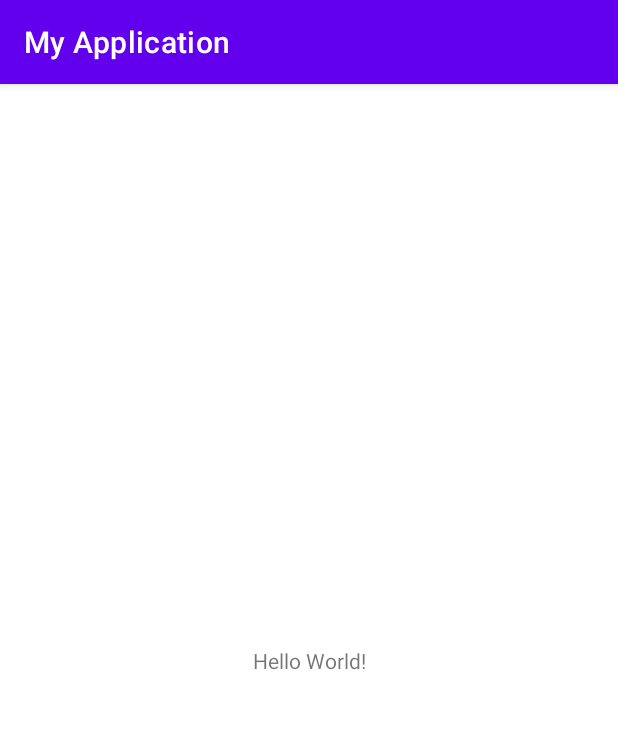
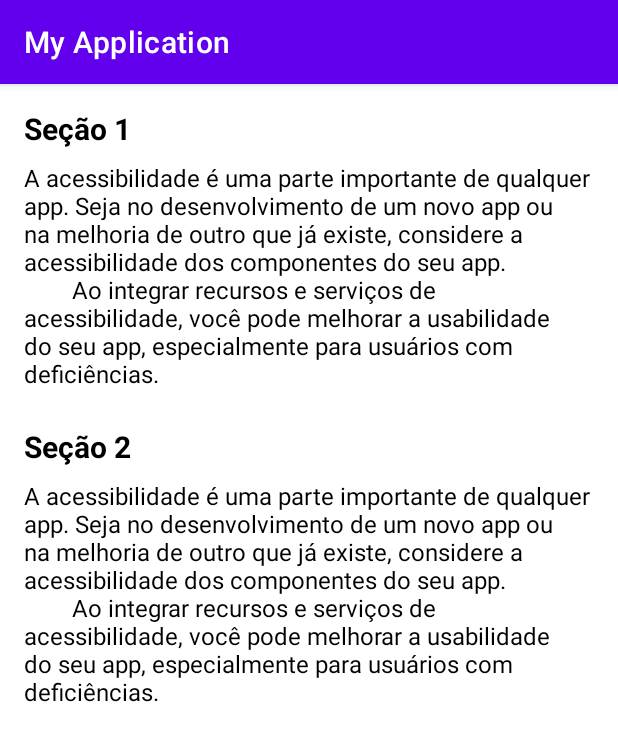
Before and after one commit to vclopes/example, an Android app: the screen it shows after launch (MainActivity), on a phone screen of 412 x 824 dp. Shown: the top 741 px of the screen. Run offline under Robolectric (Android 15) with nearby library versions, the phone set to English and light mode, and no system bars.

Commit message:
navegacao basica

```diff
--- a/app/src/main/java/com/example/myapplication/MainActivity.kt
+++ b/app/src/main/java/com/example/myapplication/MainActivity.kt
@@ -2,6 +2,7 @@ package com.example.myapplication
 
 import androidx.appcompat.app.AppCompatActivity
 import android.os.Bundle
+import android.widget.ImageView
 
 class MainActivity : AppCompatActivity() {
     override fun onCreate(savedInstanceState: Bundle?) {
--- a/app/src/main/res/layout/activity_main.xml
+++ b/app/src/main/res/layout/activity_main.xml
@@ -4,15 +4,64 @@
     xmlns:tools="http://schemas.android.com/tools"
     android:layout_width="match_parent"
     android:layout_height="match_parent"
+    app:layout_constrainedWidth="true"
     tools:context=".MainActivity">
 
     <TextView
+        android:layout_marginTop="16dp"
+        android:id="@+id/tv_secao_1"
         android:layout_width="wrap_content"
         android:layout_height="wrap_content"
-        android:text="Hello World!"
-        app:layout_constraintBottom_toBottomOf="parent"
+        android:layout_marginHorizontal="16dp"
+        android:text="Seção 1"
+        android:textColor="#000000"
+        android:textSize="20sp"
+        android:textStyle="bold"
+        app:layout_constraintTop_toTopOf="parent"
+        app:layout_constraintEnd_toEndOf="parent"
+        app:layout_constraintHorizontal_bias="0"
+        app:layout_constraintStart_toStartOf="parent" />
+
+    <TextView
+        android:id="@+id/tv_content"
+        android:layout_width="0dp"
+        android:layout_height="wrap_content"
+        android:layout_marginHorizontal="16dp"
+        android:layout_marginTop="8dp"
+        android:text="@string/text_content"
+        android:textColor="#000000"
+        android:textSize="16sp"
         app:layout_constraintLeft_toLeftOf="parent"
         app:layout_constraintRight_toRightOf="parent"
-        app:layout_constraintTop_toTopOf="parent" />
+        app:layout_constraintTop_toBottomOf="@id/tv_secao_1" />
+
+    <TextView
+        android:accessibilityHeading="true"
+        android:id="@+id/tv_secao_2"
+        android:layout_width="wrap_content"
+        android:layout_height="wrap_content"
+        android:layout_marginHorizontal="16dp"
+        android:layout_marginTop="24dp"
+        android:text="Seção 2"
+        android:textColor="#000000"
+        android:textSize="20sp"
+        android:textStyle="bold"
+        app:layout_constraintHorizontal_bias="0"
+        app:layout_constraintLeft_toLeftOf="parent"
+        app:layout_constraintRight_toRightOf="parent"
+        app:layout_constraintTop_toBottomOf="@id/tv_content" />
+
+    <TextView
+        android:id="@+id/tv_content_2"
+        android:layout_width="0dp"
+        android:layout_height="wrap_content"
+        android:layout_marginHorizontal="16dp"
+        android:layout_marginTop="8dp"
+        android:text="@string/text_content"
+        android:textColor="#000000"
+        android:textSize="16sp"
+        app:layout_constraintLeft_toLeftOf="parent"
+        app:layout_constraintRight_toRightOf="parent"
+        app:layout_constraintTop_toBottomOf="@id/tv_secao_2" />
 
 </androidx.constraintlayout.widget.ConstraintLayout>
--- a/app/src/main/res/values/strings.xml
+++ b/app/src/main/res/values/strings.xml
@@ -1,3 +1,5 @@
 <resources>
     <string name="app_name">My Application</string>
+    <string name="text_content">"A acessibilidade é uma parte importante de qualquer app. Seja no desenvolvimento de um novo app ou na melhoria de outro que já existe, considere a acessibilidade dos componentes do seu app.
+        Ao integrar recursos e serviços de acessibilidade, você pode melhorar a usabilidade do seu app, especialmente para usuários com deficiências."</string>
 </resources>
```
